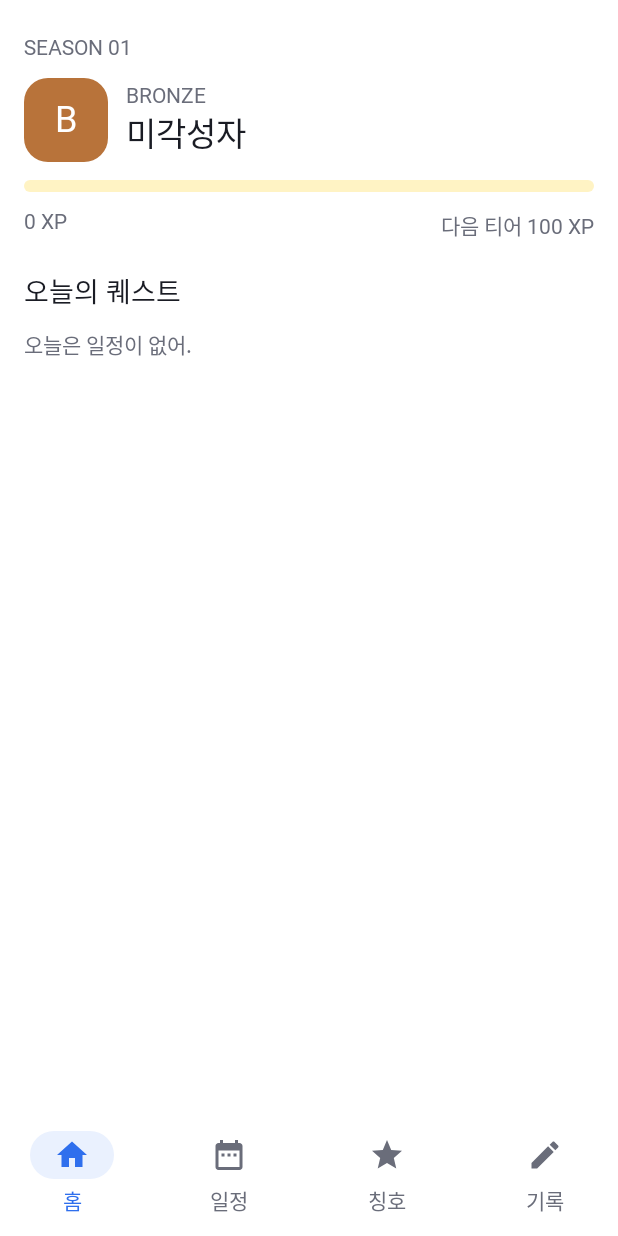
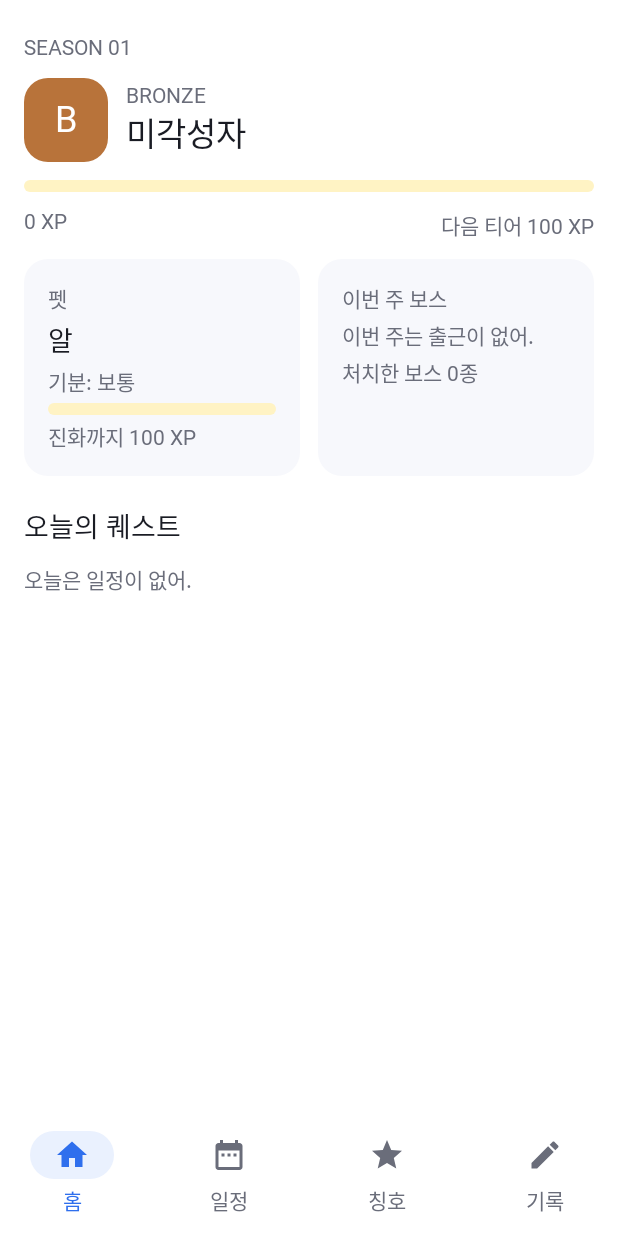
Before and after one commit to Kong-namul/chrono-quest, an Android app built with Jetpack Compose: the screen it shows after launch (MainActivity), on a phone screen of 412 x 824 dp. Run offline under Robolectric (Android 15) with nearby library versions, the phone set to English and light mode, and no system bars; our stand-ins replace Room's generated code; Roboto replaces fonts that are not available here; 1 statement that could not run was skipped.

Commit message:
feat(app): 홈에 펫·이번 주 보스 카드, 휴가 표시, 정리 [휴가였어]
Co-Authored-By: Claude Opus 5.5 <noreply@anthropic.com>

```diff
--- a/android-core/app/src/main/kotlin/com/chronoquest/app/MainActivity.kt
+++ b/android-core/app/src/main/kotlin/com/chronoquest/app/MainActivity.kt
@@ -94,6 +94,8 @@ private fun homeActions(vm: HomeViewModel) = HomeActions(
     onCleanupCancel = vm::onCleanupCancel,
     onCleanupAddArrival = vm::onCleanupAddArrival,
     onArrivalEntered = vm::onArrivalEntered,
+    onCleanupVacation = vm::onCleanupVacation,
+    onVacationConfirmed = vm::onVacationConfirmed,
     onDismissDialog = vm::dismissDialog,
     onDismissMessage = vm::dismissMessage,
     onCelebrationsSeen = vm::onCelebrationsSeen,
--- /dev/null
+++ b/android-core/app/src/main/kotlin/com/chronoquest/app/home/CompanionCards.kt
@@ -0,0 +1,65 @@
+package com.chronoquest.app.home
+
+import com.chronoquest.rules.engine.BossState
+import com.chronoquest.rules.engine.BossStatus
+import com.chronoquest.rules.engine.PetForm
+import com.chronoquest.rules.engine.PetMood
+import com.chronoquest.rules.engine.PetStage
+import com.chronoquest.rules.engine.PetState
+
+/** 엔진의 펫·보스 상태를 홈 글자 카드로 바꾼다(스펙 5.8·5.9). 용어는 스펙 표를 따른다. */
+object CompanionCards {
+    fun pet(pet: PetState, xp: Int): PetCard {
+        val next = pet.nextEvolveXp
+        val progress = if (next == null) {
+            1f
+        } else {
+            ((xp - pet.stage.minXp).toFloat() / (next - pet.stage.minXp)).coerceIn(0f, 1f)
+        }
+        return PetCard(
+            stage = stageLabel(pet.stage),
+            form = pet.form?.let(::formLabel),
+            mood = moodLabel(pet.mood),
+            xpToEvolve = next?.let { (it - xp).coerceAtLeast(0) },
+            evolveProgress = progress,
+        )
+    }
+
+    fun boss(boss: BossState): BossCard = BossCard(
+        current = boss.current?.let {
+            CurrentBoss(
+                name = it.boss.name,
+                hp = (it.maxHp - it.damage).coerceAtLeast(0),
+                maxHp = it.maxHp,
+                status = statusLabel(it.status),
+            )
+        },
+        defeatedKinds = boss.defeats.count { it.value > 0 },
+    )
+
+    fun stageLabel(stage: PetStage): String = when (stage) {
+        PetStage.EGG -> "알"
+        PetStage.BABY -> "아기"
+        PetStage.TEEN -> "청소년"
+        PetStage.ADULT -> "성체"
+    }
+
+    fun formLabel(form: PetForm): String = when (form) {
+        PetForm.GOOD -> "멋짐"
+        PetForm.NORMAL -> "평범"
+        PetForm.UGLY -> "못생김"
+    }
+
+    fun moodLabel(mood: PetMood): String = when (mood) {
+        PetMood.HAPPY -> "신남"
+        PetMood.NORMAL -> "보통"
+        PetMood.SAD -> "시무룩"
+    }
+
+    fun statusLabel(status: BossStatus): String = when (status) {
+        BossStatus.ACTIVE -> "진행 중"
+        BossStatus.DEFEATED -> "처치"
+        BossStatus.ESCAPED -> "도망"
+        BossStatus.PENDING -> "결과 대기"
+    }
+}
--- a/android-core/app/src/main/kotlin/com/chronoquest/app/home/HomePresenter.kt
+++ b/android-core/app/src/main/kotlin/com/chronoquest/app/home/HomePresenter.kt
@@ -10,6 +10,7 @@ import com.chronoquest.core.service.GameService
 import com.chronoquest.core.service.ScheduleResult
 import com.chronoquest.core.service.ScheduleService
 import com.chronoquest.rules.judge.ArrivalVerdict
+import com.chronoquest.rules.model.QuestKind
 import com.chronoquest.rules.model.QuestStatus
 import java.time.LocalDate
 import java.time.LocalTime
@@ -42,13 +43,16 @@ class HomePresenter(
     private val _state = MutableStateFlow(HomeUiState())
     val state: StateFlow<HomeUiState> = _state.asStateFlow()
 
-    /** 일정 생성 → 오늘 요약·정리 필요·대표 칭호·안 본 연출을 다시 읽는다. 앱 복귀와 1분 주기로 부른다. */
+    /** 일정 생성 → 오늘 요약·정리 필요·펫·보스·대표 칭호·안 본 연출을 다시 읽는다. 앱 복귀와 1분 주기로 부른다. */
     suspend fun refresh() = withContext(compute) {
         refreshLock.withLock {
             schedule.generateQuests()
             val today = game.today()
             val gameState = game.state()
             val cleanup = game.needsCleanup()
+            // 정리 필요한 지난 출근 중 그날 활동이 전혀 없는 날만 [휴가였어]를 보여준다(스펙 D13).
+            val vacationDates = cleanup.filter { it.kind == QuestKind.WORK }.map { it.date }.distinct()
+                .filterTo(HashSet()) { schedule.canMarkMissedVacation(it) }
             val title = game.representativeTitle()
             val celebrations = game.unseenCelebrations()
             // 행동통제는 답할 때까지 새로고침마다 다시 묻는다(창을 닫아도 그날 사라지지 않게).
@@ -60,8 +64,10 @@ class HomePresenter(
                     xp = gameState.xp,
                     nextTierXp = gameState.nextTierXp,
                     representativeTitle = title,
-                    quests = today.quests.map(::toCard),
-                    cleanup = cleanup.map(::toCleanup),
+                    pet = CompanionCards.pet(gameState.pet, gameState.xp),
+                    boss = CompanionCards.boss(gameState.boss),
+                    quests = today.quests.map { q -> toCard(q, today.vacation) },
+                    cleanup = cleanup.map { q -> toCleanup(q, canBeVacation = q.date in vacationDates) },
                     celebrations = celebrations,
                     dialog = if (askSelfControl && it.dialog == null) HomeDialog.AskSelfControl(today.date) else it.dialog,
                 )
@@ -129,7 +135,7 @@ class HomePresenter(
 
     fun onCleanupAddArrival(questId: String) {
         val card = _state.value.cleanup.firstOrNull { it.id == questId } ?: return
-        _state.update { it.copy(dialog = HomeDialog.AddArrival(questId, card.date)) }
+        _state.update { it.copy(dialog = HomeDialog.AddArrival(questId, card.date, card.due)) }
     }
 
     suspend fun onArrivalEntered(dialog: HomeDialog.AddArrival, time: LocalTime, safe: Boolean) =
@@ -143,6 +149,23 @@ class HomePresenter(
             )
             applyResult(result, dialog)
         }
+
+    /** 정리 필요 카드의 [휴가였어]. 그날 활동이 없는 지난 출근에만 창을 연다. */
+    fun onCleanupVacation(questId: String) {
+        val card = _state.value.cleanup.firstOrNull { it.id == questId && it.canBeVacation } ?: return
+        _state.update { it.copy(dialog = HomeDialog.ConfirmVacation(card.date)) }
+    }
+
+    suspend fun onVacationConfirmed(dialog: HomeDialog.ConfirmVacation) = withContext(compute) {
+        val result = schedule.setVacation(dialog.date, true)
+        _state.update {
+            it.copy(
+                dialog = closeIfOrigin(it.dialog, dialog),
+                message = if (result is ScheduleResult.Rejected) Messages.problem(result.problems) else it.message,
+            )
+        }
+        refresh()
+    }
 
     suspend fun onCelebrationsSeen() = withContext(compute) {
         game.markSeen(_state.value.celebrations.map { it.key })
@@ -207,9 +230,10 @@ class HomePresenter(
     private fun closeIfOrigin(current: HomeDialog?, origin: HomeDialog?): HomeDialog? =
         if (current == origin) null else current
 
-    private fun toCard(item: TodayQuest): QuestCard {
+    private fun toCard(item: TodayQuest, vacation: Boolean): QuestCard {
         val status = when {
             item.quest.status == QuestStatus.CANCELED -> CardStatus.CANCELED
+            vacation && item.quest.kind == QuestKind.WORK -> CardStatus.VACATION
             item.outcome?.verdict == ArrivalVerdict.EARLY -> CardStatus.EARLY
             item.outcome?.verdict == ArrivalVerdict.ON_TIME -> CardStatus.ON_TIME
             item.outcome?.verdict == ArrivalVerdict.CLOSE -> CardStatus.CLOSE
@@ -228,11 +252,13 @@ class HomePresenter(
         )
     }
 
-    private fun toCleanup(quest: QuestEntity) = CleanupCard(
+    private fun toCleanup(quest: QuestEntity, canBeVacation: Boolean) = CleanupCard(
         id = quest.id,
         title = quest.title,
         whenLabel = quest.dueAt.format(CLEANUP_WHEN),
         date = quest.date,
+        due = quest.dueAt.toLocalTime(),
+        canBeVacation = canBeVacation,
     )
 
     private companion object {
--- a/android-core/app/src/main/kotlin/com/chronoquest/app/home/HomeScreen.kt
+++ b/android-core/app/src/main/kotlin/com/chronoquest/app/home/HomeScreen.kt
@@ -5,9 +5,14 @@ import androidx.compose.foundation.border
 import androidx.compose.foundation.layout.Arrangement
 import androidx.compose.foundation.layout.Box
 import androidx.compose.foundation.layout.Column
+import androidx.compose.foundation.layout.ColumnScope
+import androidx.compose.foundation.layout.ExperimentalLayoutApi
+import androidx.compose.foundation.layout.FlowRow
+import androidx.compose.foundation.layout.IntrinsicSize
 import androidx.compose.foundation.layout.PaddingValues
 import androidx.compose.foundation.layout.Row
 import androidx.compose.foundation.layout.Spacer
+import androidx.compose.foundation.layout.fillMaxHeight
 import androidx.compose.foundation.layout.fillMaxSize
 import androidx.compose.foundation.layout.fillMaxWidth
 import androidx.compose.foundation.layout.height
@@ -54,6 +59,8 @@ data class HomeActions(
     val onCleanupCancel: (String) -> Unit = {},
     val onCleanupAddArrival: (String) -> Unit = {},
     val onArrivalEntered: (HomeDialog.AddArrival, LocalTime, Boolean) -> Unit = { _, _, _ -> },
+    val onCleanupVacation: (String) -> Unit = {},
+    val onVacationConfirmed: (HomeDialog.ConfirmVacation) -> Unit = {},
     val onDismissDialog: () -> Unit = {},
     val onDismissMessage: () -> Unit = {},
     val onCelebrationsSeen: () -> Unit = {},
@@ -67,6 +74,7 @@ fun HomeScreen(state: HomeUiState, actions: HomeActions, modifier: Modifier = Mo
         verticalArrangement = Arrangement.spacedBy(ChronoTokens.Space.Md),
     ) {
         item { Header(state) }
+        item { CompanionRow(state.pet, state.boss) }
         if (state.celebrations.isNotEmpty()) {
             item { CelebrationCard(state.celebrations, actions.onCelebrationsSeen) }
         }
@@ -179,6 +187,7 @@ private fun StatusChip(status: CardStatus) {
         CardStatus.CLOSE -> Triple("아슬아슬", ChronoTokens.Colors.Yellow50, ChronoTokens.Colors.Gold700)
         CardStatus.LATE -> Triple("지각", ChronoTokens.Colors.Bg2, ChronoTokens.Colors.Text1)
         CardStatus.CANCELED -> Triple("취소", ChronoTokens.Colors.Bg2, ChronoTokens.Colors.Text2)
+        CardStatus.VACATION -> Triple("휴가", ChronoTokens.Colors.Bg2, ChronoTokens.Colors.Text2)
     }
     Chip(label, background, foreground)
 }
@@ -193,6 +202,7 @@ private fun Chip(label: String, background: Color, foreground: Color) {
     )
 }
 
+@OptIn(ExperimentalLayoutApi::class)
 @Composable
 private fun CleanupRow(card: CleanupCard, actions: HomeActions) {
     Column(
@@ -203,11 +213,80 @@ private fun CleanupRow(card: CleanupCard, actions: HomeActions) {
     ) {
         Text("${card.whenLabel} ${card.title}", style = MaterialTheme.typography.titleMedium, color = ChronoTokens.Colors.Text1)
         Text("도착 기록이 없어. 어떻게 정리할까?", style = MaterialTheme.typography.bodyMedium, color = ChronoTokens.Colors.Gold700)
-        Row {
+        FlowRow {
             TextButton(onClick = { actions.onCleanupAddArrival(card.id) }) { Text("기록 추가") }
             TextButton(onClick = { actions.onCleanupLate(card.id) }) { Text("지각 처리") }
             TextButton(onClick = { actions.onCleanupCancel(card.id) }) { Text("취소") }
+            if (card.canBeVacation) {
+                TextButton(onClick = { actions.onCleanupVacation(card.id) }) { Text("휴가였어") }
+            }
         }
+    }
+}
+
+/** 홈 위쪽의 펫·보스 카드 한 줄. 두 카드 높이를 맞춘다. */
+@Composable
+private fun CompanionRow(pet: PetCard, boss: BossCard) {
+    Row(
+        modifier = Modifier.fillMaxWidth().height(IntrinsicSize.Min),
+        horizontalArrangement = Arrangement.spacedBy(ChronoTokens.Space.Md),
+    ) {
+        PetPanel(pet, Modifier.weight(1f).fillMaxHeight())
+        BossPanel(boss, Modifier.weight(1f).fillMaxHeight())
+    }
+}
+
+@Composable
+private fun Panel(label: String, modifier: Modifier, content: @Composable ColumnScope.() -> Unit) {
+    Column(
+        modifier = modifier
+            .background(ChronoTokens.Colors.Bg2, RoundedCornerShape(ChronoTokens.Radius.Lg))
+            .padding(ChronoTokens.Space.Lg),
+        verticalArrangement = Arrangement.spacedBy(ChronoTokens.Space.Xs),
+    ) {
+        Text(label, style = MaterialTheme.typography.labelLarge, color = ChronoTokens.Colors.Text2)
+        content()
+    }
+}
+
+@Composable
+private fun PetPanel(pet: PetCard, modifier: Modifier) {
+    Panel("펫", modifier) {
+        Text(listOfNotNull(pet.stage, pet.form).joinToString(" · "), style = MaterialTheme.typography.titleMedium, color = ChronoTokens.Colors.Text1)
+        Text("기분: ${pet.mood}", style = MaterialTheme.typography.bodyMedium, color = ChronoTokens.Colors.Text2)
+        LinearProgressIndicator(
+            progress = { pet.evolveProgress },
+            modifier = Modifier.fillMaxWidth().height(XP_BAR_HEIGHT),
+            color = ChronoTokens.Colors.Gold500,
+            trackColor = ChronoTokens.Colors.Yellow50,
+            drawStopIndicator = {},
+        )
+        Text(
+            pet.xpToEvolve?.let { "진화까지 $it XP" } ?: "다 컸어",
+            style = MaterialTheme.typography.bodyMedium,
+            color = ChronoTokens.Colors.Text2,
+        )
+    }
+}
+
+@Composable
+private fun BossPanel(boss: BossCard, modifier: Modifier) {
+    Panel("이번 주 보스", modifier) {
+        val current = boss.current
+        if (current == null) {
+            Text("이번 주는 출근이 없어.", style = MaterialTheme.typography.bodyMedium, color = ChronoTokens.Colors.Text2)
+        } else {
+            Text(current.name, style = MaterialTheme.typography.titleMedium, color = ChronoTokens.Colors.Text1)
+            Text("HP ${current.hp}/${current.maxHp} · ${current.status}", style = MaterialTheme.typography.bodyMedium, color = ChronoTokens.Colors.Text2)
+            LinearProgressIndicator(
+                progress = { if (current.maxHp == 0) 0f else current.hp.toFloat() / current.maxHp },
+                modifier = Modifier.fillMaxWidth().height(XP_BAR_HEIGHT),
+                color = ChronoTokens.Colors.Blue500,
+                trackColor = ChronoTokens.Colors.Blue50,
+                drawStopIndicator = {},
+            )
+        }
+        Text("처치한 보스 ${boss.defeatedKinds}종", style = MaterialTheme.typography.bodyMedium, color = ChronoTokens.Colors.Text2)
     }
 }
 
--- a/android-core/app/src/main/kotlin/com/chronoquest/app/home/HomeUiState.kt
+++ b/android-core/app/src/main/kotlin/com/chronoquest/app/home/HomeUiState.kt
@@ -5,7 +5,7 @@ import com.chronoquest.rules.model.Tier
 import java.time.LocalDate
 import java.time.LocalTime
 
-enum class CardStatus { WAITING, DEPARTED, EARLY, ON_TIME, CLOSE, LATE, CANCELED }
+enum class CardStatus { WAITING, DEPARTED, EARLY, ON_TIME, CLOSE, LATE, CANCELED, VACATION }
 
 data class QuestCard(
     val id: String,
@@ -22,6 +22,32 @@ data class CleanupCard(
     val title: String,
     val whenLabel: String,
     val date: LocalDate,
+    /** 예정 도착 시각. [기록 추가] 창의 기본값이다. */
+    val due: LocalTime,
+    /** 그날 활동이 전혀 없는 지난 출근이면 [휴가였어]를 보여준다(스펙 D13). */
+    val canBeVacation: Boolean = false,
+)
+
+/** 홈 펫 카드. 지금은 글자만 보여주고, 그림은 Phase B(Unity)에서 붙인다(스펙 D14). */
+data class PetCard(
+    val stage: String = "알",
+    /** 알이면 아직 모습이 정해지지 않았다. */
+    val form: String? = null,
+    val mood: String = "보통",
+    /** 다음 진화까지 남은 XP. 성체면 null이다. */
+    val xpToEvolve: Int? = 100,
+    /** 지금 단계 안에서 다음 진화까지의 진행률(0~1). */
+    val evolveProgress: Float = 0f,
+)
+
+/** 이번 주 보스. [hp]는 남은 HP이고 0보다 작아지지 않는다. */
+data class CurrentBoss(val name: String, val hp: Int, val maxHp: Int, val status: String)
+
+/** 홈 보스 카드. 출근이 없는 주면 [current]가 null이다. */
+data class BossCard(
+    val current: CurrentBoss? = null,
+    /** 처치해서 보스 도감에 오른 보스 종류 수. */
+    val defeatedKinds: Int = 0,
 )
 
 sealed interface PendingAction {
@@ -34,7 +60,10 @@ sealed interface HomeDialog {
     data class ConfirmEarly(val questId: String, val action: PendingAction, val minutesEarly: Long, val canReschedule: Boolean = true) : HomeDialog
     data class Reschedule(val questId: String, val action: PendingAction, val due: LocalTime, val depart: LocalTime) : HomeDialog
     data class AskSelfControl(val date: LocalDate) : HomeDialog
-    data class AddArrival(val questId: String, val date: LocalDate) : HomeDialog
+    data class AddArrival(val questId: String, val date: LocalDate, val due: LocalTime) : HomeDialog
+
+    /** 활동이 전혀 없는 지난 날을 휴가로 넣을지 묻는다(스펙 D13). */
+    data class ConfirmVacation(val date: LocalDate) : HomeDialog
 }
 
 data class HomeUiState(
@@ -43,6 +72,8 @@ data class HomeUiState(
     val representativeTitle: String = "미각성자",
     val xp: Int = 0,
     val nextTierXp: Int? = Tier.SILVER.minXp,
+    val pet: PetCard = PetCard(),
+    val boss: BossCard = BossCard(),
     val quests: List<QuestCard> = emptyList(),
     val cleanup: List<CleanupCard> = emptyList(),
     val celebrations: List<Celebration> = emptyList(),
--- a/android-core/app/src/main/kotlin/com/chronoquest/app/home/HomeViewModel.kt
+++ b/android-core/app/src/main/kotlin/com/chronoquest/app/home/HomeViewModel.kt
@@ -29,6 +29,9 @@ class HomeViewModel(private val presenter: HomePresenter) : ViewModel() {
     fun onCleanupAddArrival(questId: String) = presenter.onCleanupAddArrival(questId)
     fun onArrivalEntered(dialog: HomeDialog.AddArrival, time: LocalTime, safe: Boolean) =
         launch { presenter.onArrivalEntered(dialog, time, safe) }
+
+    fun onCleanupVacation(questId: String) = presenter.onCleanupVacation(questId)
+    fun onVacationConfirmed(dialog: HomeDialog.ConfirmVacation) = launch { presenter.onVacationConfirmed(dialog) }
     fun onCelebrationsSeen() = launch { presenter.onCelebrationsSeen() }
     fun dismissDialog() = presenter.dismissDialog()
     fun dismissMessage() = presenter.dismissMessage()
```
Also changed, not shown: android-core/app/src/main/kotlin/com/chronoquest/app/home/HomeDialogs.kt (+12 -1 lines), 11 other files.
